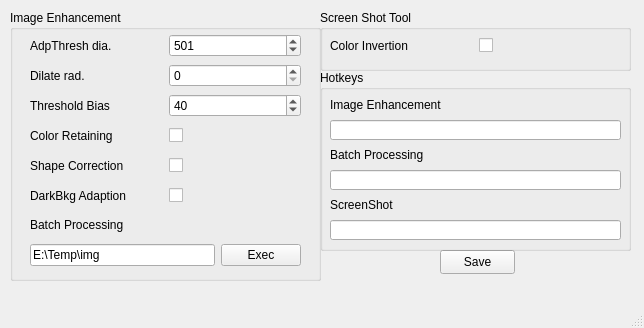
Above: main.ui from MasterYip/NotingDown before the change. Below: the same form after it.
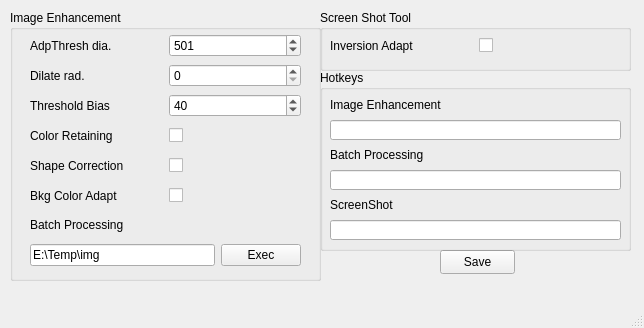
That is the form after the change.

What changed in the file:
```diff
--- a/main.ui
+++ b/main.ui
@@ -104,7 +104,7 @@
       <item>
        <widget class="QLabel" name="label_6">
         <property name="text">
-         <string>DarkBkg Adaption</string>
+         <string>Bkg Color Adapt</string>
         </property>
         <property name="textFormat">
          <enum>Qt::PlainText</enum>
@@ -358,7 +358,7 @@
       <item>
        <widget class="QLabel" name="label_7">
         <property name="text">
-         <string>Color Invertion</string>
+         <string>Inversion Adapt</string>
         </property>
         <property name="textFormat">
          <enum>Qt::PlainText</enum>
```
Left out of the diff: 6 changed lines with no effect on the pictures.
